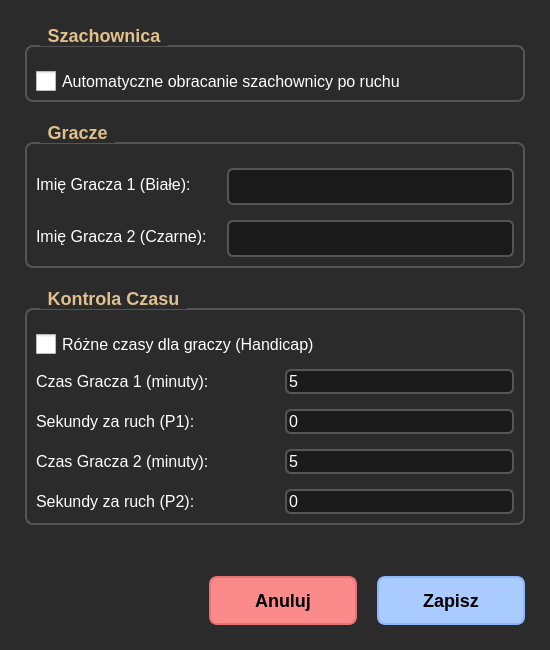
The window that SettingsDialog.ui (AjgorBzd/Chess_2.0) describes before a commit, drawn with Qt 5.
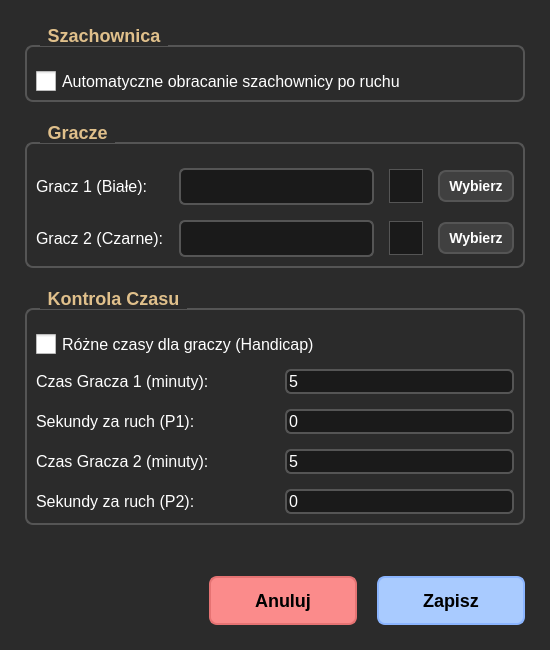
The same window after the commit.

Commit message: Modifications to UI, added ability to display an avatar and upload one's own

What changed in the file:
```diff
--- a/SettingsDialog.ui
+++ b/SettingsDialog.ui
@@ -164,33 +164,53 @@
      <property name="title">
       <string>Gracze</string>
      </property>
-     <layout class="QFormLayout" name="formLayout">
-      <property name="horizontalSpacing">
-       <number>20</number>
-      </property>
-      <property name="verticalSpacing">
-       <number>15</number>
-      </property>
+     <layout class="QGridLayout" name="gridLayout_Players">
+      <property name="horizontalSpacing"><number>15</number></property>
+      <property name="verticalSpacing"><number>15</number></property>
       <item row="0" column="0">
        <widget class="QLabel" name="label_p1Name">
-        <property name="text">
-         <string>Imię Gracza 1 (Białe):</string>
-        </property>
+        <property name="text"><string>Gracz 1 (Białe):</string></property>
        </widget>
       </item>
       <item row="0" column="1">
        <widget class="QLineEdit" name="edit_p1Name"/>
       </item>
+      <item row="0" column="2">
+       <widget class="QLabel" name="lbl_p1Avatar">
+        <property name="minimumSize"><size><width>34</width><height>34</height></size></property>
+        <property name="maximumSize"><size><width>34</width><height>34</height></size></property>
+        <property name="styleSheet"><string>border: 1px solid #555; background-color: #1a1a1a;</string></property>
+       </widget>
+      </item>
+      <item row="0" column="3">
+       <widget class="QPushButton" name="btn_p1Avatar">
+        <property name="cursor"><cursorShape>PointingHandCursor</cursorShape></property>
+        <property name="text"><string>Wybierz</string></property>
+        <property name="styleSheet"><string>min-width: 60px; padding: 6px; font-size: 14px;</string></property>
+       </widget>
+      </item>
       <item row="1" column="0">
        <widget class="QLabel" name="label_p2Name">
-        <property name="text">
-         <string>Imię Gracza 2 (Czarne):</string>
-        </property>
+        <property name="text"><string>Gracz 2 (Czarne):</string></property>
        </widget>
       </item>
       <item row="1" column="1">
        <widget class="QLineEdit" name="edit_p2Name"/>
       </item>
+      <item row="1" column="2">
+       <widget class="QLabel" name="lbl_p2Avatar">
+        <property name="minimumSize"><size><width>34</width><height>34</height></size></property>
+        <property name="maximumSize"><size><width>34</width><height>34</height></size></property>
+        <property name="styleSheet"><string>border: 1px solid #555; background-color: #1a1a1a;</string></property>
+       </widget>
+      </item>
+      <item row="1" column="3">
+       <widget class="QPushButton" name="btn_p2Avatar">
+        <property name="cursor"><cursorShape>PointingHandCursor</cursorShape></property>
+        <property name="text"><string>Wybierz</string></property>
+        <property name="styleSheet"><string>min-width: 60px; padding: 6px; font-size: 14px;</string></property>
+       </widget>
+      </item>
      </layout>
     </widget>
    </item>
```
The commit also changes 5 other files.
